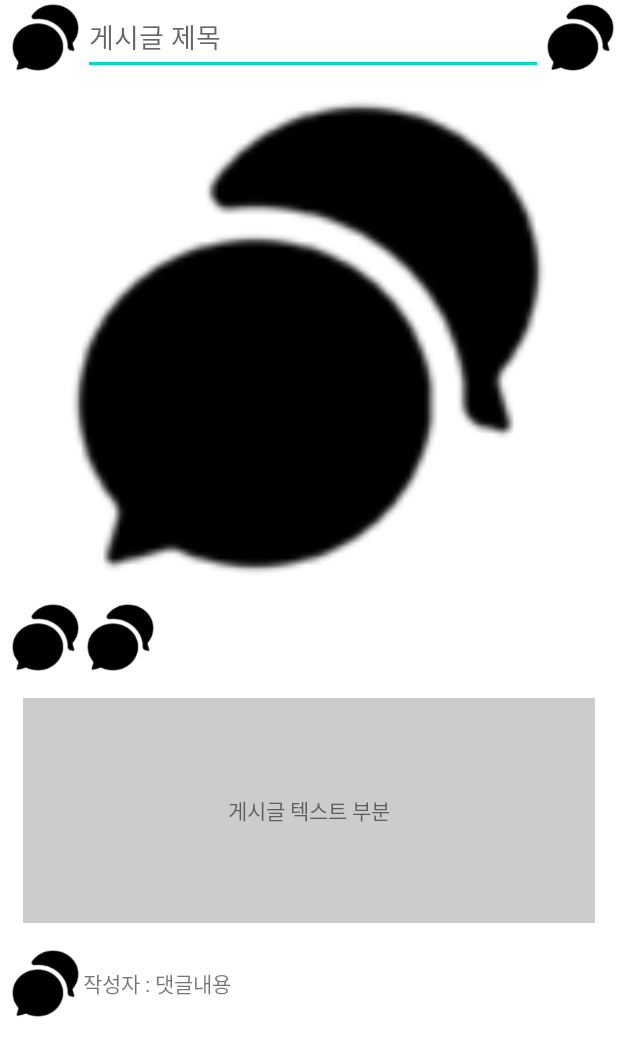
After one commit to kwonjuyeong/mycapston, an Android app: the layout activity_board.xml on its own in the app's theme, with its tools: preview values and no code run, on a phone screen of 412 x 824 dp. The commit adds this screen. Shown: the top 1056 px of the screen. Run offline under Robolectric (Android 15) with nearby library versions, the phone set to English and light mode, and no system bars.

```diff
--- a/app/src/main/AndroidManifest.xml
+++ b/app/src/main/AndroidManifest.xml
@@ -12,8 +12,9 @@
         android:roundIcon="@mipmap/ic_launcher_round"
         android:supportsRtl="true"
         android:theme="@style/Theme.MyApplication">
+
         <activity
-            android:name=".Test"
+            android:name=".List_item"
             android:exported="true" />
         <activity
             android:name=".MyPage"
--- /dev/null
+++ b/app/src/main/res/layout/activity_board.xml
@@ -0,0 +1,105 @@
+<?xml version="1.0" encoding="utf-8"?>
+<RelativeLayout xmlns:android="http://schemas.android.com/apk/res/android"
+    xmlns:tools="http://schemas.android.com/tools"
+    android:layout_width="match_parent"
+    android:layout_height="match_parent"
+    tools:context=".MainActivity">
+    <ImageView
+        android:id="@+id/logo"
+        android:layout_width="50dp"
+        android:layout_height="50dp"
+        android:src="@drawable/chat"
+        android:layout_marginLeft="5dp"
+        android:layout_alignParentLeft="true"
+        android:layout_alignParentStart="true"
+        />
+
+    <EditText
+        android:layout_width="match_parent"
+        android:layout_height="50dp"
+        android:layout_alignParentTop="true"
+        android:layout_toLeftOf="@id/setting"
+        android:layout_toRightOf="@id/logo"
+        android:hint="게시글 제목" />
+    <ImageButton
+        android:id="@+id/setting"
+        android:layout_width="50dp"
+        android:layout_height="50dp"
+        android:background="#00000000"
+        android:scaleType="fitCenter"
+        android:src="@drawable/chat"
+        android:layout_alignParentRight="true"
+        />
+
+    <ImageView
+        android:id="@+id/mainimage"
+        android:layout_width="350dp"
+        android:layout_height="350dp"
+        android:layout_below="@id/logo"
+        android:layout_centerHorizontal="true"
+        android:src="@drawable/chat" />
+    <LinearLayout
+        android:id="@+id/function_nav"
+        android:layout_width="wrap_content"
+        android:layout_height="wrap_content"
+        android:layout_below="@id/mainimage"
+        android:orientation="horizontal">
+        <ImageButton
+            android:layout_width="50dp"
+            android:layout_height="50dp"
+            android:background="#00000000"
+            android:scaleType="fitCenter"
+            android:src="@drawable/chat"
+            android:layout_marginLeft="5dp"/>
+        <ImageButton
+            android:layout_width="50dp"
+            android:layout_height="50dp"
+            android:background="#00000000"
+            android:scaleType="fitCenter"
+            android:src="@drawable/chat"/>
+    </LinearLayout>
+
+    <TextView
+        android:id="@+id/snsmain"
+        android:layout_width="match_parent"
+        android:layout_height="150dp"
+        android:layout_below="@id/function_nav"
+        android:layout_marginStart="15dp"
+        android:layout_marginLeft="15dp"
+        android:layout_marginTop="15dp"
+        android:layout_marginEnd="15dp"
+        android:layout_marginRight="15dp"
+        android:layout_marginBottom="15dp"
+        android:background="#CCCCCC"
+        android:gravity="center"
+        android:text="게시글 텍스트 부분" />
+    <LinearLayout
+        android:layout_below="@+id/snsmain"
+        android:layout_width="match_parent"
+        android:layout_height="wrap_content">
+        <ImageView
+            android:layout_width="50dp"
+            android:layout_height="50dp"
+            android:src="@drawable/chat"
+            android:layout_marginLeft="5dp"
+            />
+
+        <TextView
+            android:layout_width="wrap_content"
+            android:layout_height="wrap_content"
+            android:layout_gravity="center_vertical"
+            android:text="작성자" />
+        <TextView
+            android:layout_gravity="center_vertical"
+            android:layout_width="wrap_content"
+            android:layout_height="wrap_content"
+            android:text=" : "
+            />
+
+        <TextView
+            android:layout_width="wrap_content"
+            android:layout_height="wrap_content"
+            android:layout_gravity="center_vertical"
+            android:text="댓글내용" />
+    </LinearLayout>
+</RelativeLayout>
--- a/app/src/main/res/layout/activity_test.xml
+++ b/app/src/main/res/layout/activity_list_item.xml
@@ -4,6 +4,6 @@
     xmlns:tools="http://schemas.android.com/tools"
     android:layout_width="match_parent"
     android:layout_height="match_parent"
-    tools:context=".Test">
+    tools:context=".List_item">
 
 </androidx.constraintlayout.widget.ConstraintLayout>
--- /dev/null
+++ b/app/src/main/res/layout/activity_new_board.xml
@@ -0,0 +1,6 @@
+<?xml version="1.0" encoding="utf-8"?>
+<androidx.constraintlayout.widget.ConstraintLayout xmlns:android="http://schemas.android.com/apk/res/android"
+    android:layout_width="match_parent"
+    android:layout_height="match_parent">
+
+</androidx.constraintlayout.widget.ConstraintLayout>
```
Also changed, not shown: app/src/main/java/com/example/myapplication/List_item.kt (added, +32 -0 lines), app/src/main/java/com/example/myapplication/MainActivity.kt (+25 -1 lines), app/src/main/java/com/example/myapplication/ProfileAdapter.kt (+6 -3 lines), app/src/main/res/layout/activity_main.xml (+8 -1 lines), app/src/main/res/layout/activity_mypage.xml (+24 -44 lines), app/src/main/res/layout/activity_new_mypage.xml (added, +100 -0 lines), app/src/main/res/layout/list_item_main.xml (+9 -0 lines).
